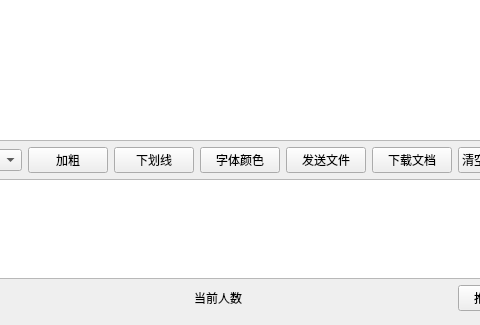
The window that client/widget.ui (IM-Commnue/IM-Internship-BIT) describes before a commit, drawn with Qt 5; both pictures show x 322 to 802 and y 160 to 485 of the 1093 by 485 pixel window.
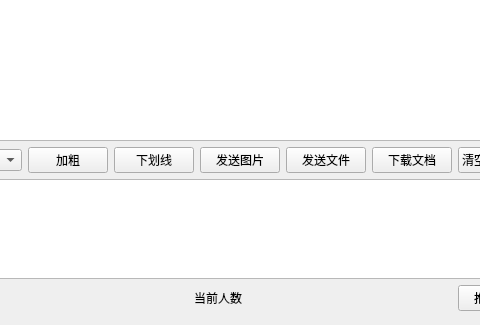
The same window after the commit.

Patch:
```diff
--- a/client/widget.ui
+++ b/client/widget.ui
@@ -57,7 +57,7 @@
             <item>
              <widget class="QPushButton" name="colorToolBtn">
               <property name="text">
-               <string>字体颜色</string>
+               <string>发送图片</string>
               </property>
              </widget>
             </item>
```
Left out of the diff: 2 changed lines with no effect on the pictures.
